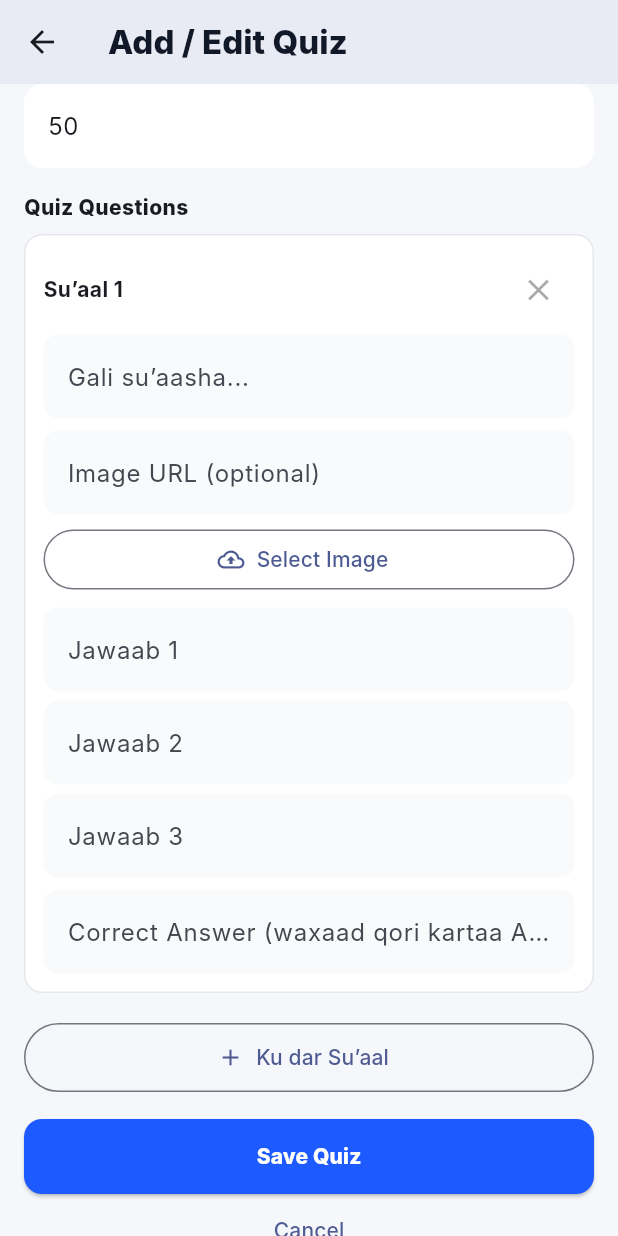
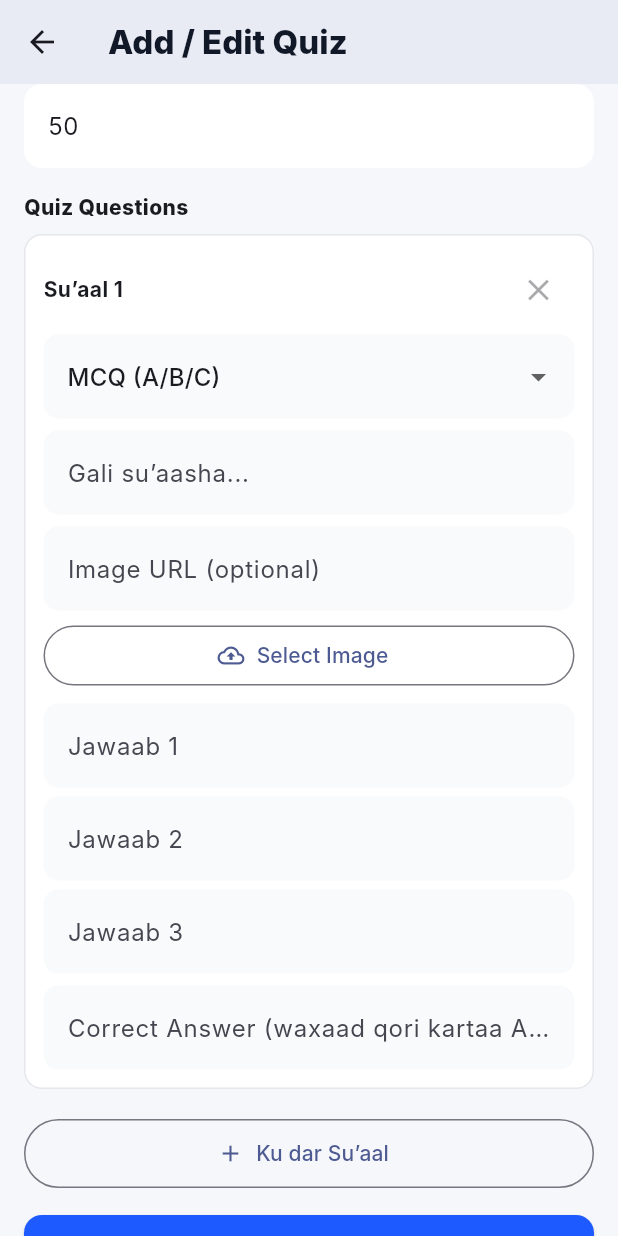
Before and after one commit to caaqilbeene/caruurkaabAI, a Flutter app: the AdminQuizFormScreen screen opened directly, scrolled down 576 dp, after a tap on "Select Image", on a phone screen of 412 x 824 dp. Run offline on Flutter 3.47's test engine with Material 3 defaults, Android fonts, the light colour scheme and no system bars; our stand-ins replace cloud_functions, file_picker, firebase_auth, firebase_core, image_picker, shared_preferences and 1 more; missing offline and left inert: syncfusion_flutter_pdfviewer; accounts and stored records are empty; Roboto replaces fonts that are missing (Inter).

Commit message:
feat: add support for True/False questions in quizzes and ensure permanent deletion of student notifications

```diff
--- a/caruurkaab_ai/lib/screens/content_management/admin_quiz_form_screen.dart
+++ b/caruurkaab_ai/lib/screens/content_management/admin_quiz_form_screen.dart
@@ -127,8 +127,18 @@ class _AdminQuizFormScreenState extends State<AdminQuizFormScreen> {
       for (final raw in qList) {
         if (raw is! Map) continue;
         final entry = _QuizQuestionEntry();
+        entry.type = (raw['type'] ?? 'mcq').toString().trim().toLowerCase();
+        if (entry.type != 'true_false') entry.type = 'mcq';
+
         entry.questionController.text = (raw['question'] ?? '').toString();
         entry.imageUrlController.text = (raw['imageUrl'] ?? '').toString();
+
+        if (entry.type == 'true_false') {
+          final correctIndex = raw['correctIndex'] is int
+              ? raw['correctIndex'] as int
+              : int.tryParse((raw['correctIndex'] ?? '0').toString()) ?? 0;
+          entry.trueFalseValue = correctIndex == 0 ? 'True' : 'False';
+        } else {
           final options = raw['options'];
           if (options is List && options.length >= 3) {
             entry.option1Controller.text = (options[0] ?? '').toString();
@@ -140,6 +150,7 @@ class _AdminQuizFormScreenState extends State<AdminQuizFormScreen> {
                 correctIndex < options.length) {
               entry.correctAnswerController.text = (options[correctIndex] ?? '')
                   .toString();
+            }
           }
         }
         _questions.add(entry);
@@ -486,6 +497,26 @@ class _AdminQuizFormScreenState extends State<AdminQuizFormScreen> {
                       ],
                     ),
                     const SizedBox(height: 6),
+                    DropdownButtonFormField<String>(
+                      initialValue: q.type,
+                      decoration: InputDecoration(
+                        filled: true,
+                        fillColor: const Color(0xFFF9FAFB),
+                        border: OutlineInputBorder(
+                          borderRadius: BorderRadius.circular(10),
+                          borderSide: BorderSide.none,
+                        ),
+                      ),
+                      items: const [
+                        DropdownMenuItem(value: 'mcq', child: Text('MCQ (A/B/C)')),
+                        DropdownMenuItem(value: 'true_false', child: Text('True / False')),
+                      ],
+                      onChanged: (value) {
+                        if (value == null) return;
+                        setState(() => q.type = value);
+                      },
+                    ),
+                    const SizedBox(height: 8),
                     TextField(
                       controller: q.questionController,
                       autocorrect: false,
@@ -530,7 +561,10 @@ class _AdminQuizFormScreenState extends State<AdminQuizFormScreen> {
                                 setState(() => q.isUploading = true);
                                 try {
                                   final media = await _pickImage();
-                                  if (media == null) return;
+                                  if (media == null) {
+                                    if (mounted) setState(() => q.isUploading = false);
+                                    return;
+                                  }
                                   final url = await _uploadToSupabase(media);
                                   if (url != null) {
                                     q.imageUrlController.text = url;
@@ -565,6 +599,27 @@ class _AdminQuizFormScreenState extends State<AdminQuizFormScreen> {
                       ),
                     ),
                     const SizedBox(height: 8),
+                    if (q.type == 'true_false') ...[
+                      DropdownButtonFormField<String>(
+                        initialValue: q.trueFalseValue,
+                        decoration: InputDecoration(
+                          filled: true,
+                          fillColor: const Color(0xFFF9FAFB),
+                          border: OutlineInputBorder(
+                            borderRadius: BorderRadius.circular(10),
+                            borderSide: BorderSide.none,
+                          ),
+                        ),
+                        items: const [
+                          DropdownMenuItem(value: 'True', child: Text('True')),
+                          DropdownMenuItem(value: 'False', child: Text('False')),
+                        ],
+                        onChanged: (value) {
+                          if (value == null) return;
+                          setState(() => q.trueFalseValue = value);
+                        },
+                      ),
+                    ] else ...[
                       _buildOptionField('Jawaab 1', q.option1Controller),
                       const SizedBox(height: 6),
                       _buildOptionField('Jawaab 2', q.option2Controller),
@@ -588,6 +643,7 @@ class _AdminQuizFormScreenState extends State<AdminQuizFormScreen> {
                           ),
                         ),
                       ),
+                    ],
                   ],
                 ),
               ),
@@ -628,6 +684,27 @@ class _AdminQuizFormScreenState extends State<AdminQuizFormScreen> {
                 final questions = <Map<String, dynamic>>[];
                 for (final q in _questions) {
                   final question = q.questionController.text.trim();
+                  if (question.isEmpty) {
+                    ScaffoldMessenger.of(context).showSnackBar(
+                      const SnackBar(content: Text('Fadlan buuxi su’aasha.')),
+                    );
+                    return;
+                  }
+
+                  if (q.type == 'true_false') {
+                    final correctIndex = q.trueFalseValue == 'False' ? 1 : 0;
+                    questions.add({
+                      'type': 'true_false',
+                      'question': question,
+                      'imageUrl': q.imageUrlController.text.trim(),
+                      'options': const ['True', 'False'],
+                      'correctIndex': correctIndex,
+                      'correctAnswer': q.trueFalseValue,
+                      'points': _defaultPoints(),
+                    });
+                    continue;
+                  }
+
                   final options = [
                     q.option1Controller.text.trim(),
                     q.option2Controller.text.trim(),
@@ -638,9 +715,7 @@ class _AdminQuizFormScreenState extends State<AdminQuizFormScreen> {
                     correctText,
                     options,
                   );
-                  if (question.isEmpty ||
-                      options.any((o) => o.isEmpty) ||
-                      correctText.isEmpty) {
+                  if (options.any((o) => o.isEmpty) || correctText.isEmpty) {
                     ScaffoldMessenger.of(context).showSnackBar(
                       const SnackBar(
                         content: Text(
@@ -661,10 +736,12 @@ class _AdminQuizFormScreenState extends State<AdminQuizFormScreen> {
                     return;
                   }
                   questions.add({
+                    'type': 'mcq',
                     'question': question,
                     'imageUrl': q.imageUrlController.text.trim(),
                     'options': options,
                     'correctIndex': correctIndex,
+                    'correctAnswer': options[correctIndex],
                     'points': _defaultPoints(),
                   });
                 }
@@ -779,6 +856,8 @@ class _AdminQuizFormScreenState extends State<AdminQuizFormScreen> {
 }
 
 class _QuizQuestionEntry {
+  String type = 'mcq';
+  String trueFalseValue = 'True';
   final TextEditingController questionController = TextEditingController();
   final TextEditingController imageUrlController = TextEditingController();
   final TextEditingController option1Controller = TextEditingController();
--- a/caruurkaab_ai/lib/screens/learning/student_dashboard.dart
+++ b/caruurkaab_ai/lib/screens/learning/student_dashboard.dart
@@ -566,14 +566,16 @@ class _StudentDashboardBodyState extends State<StudentDashboardBody> {
       _notifications.removeWhere((e) => e.id == item.id);
     });
 
-    if (item.userId == '__all__') {
+    try {
       final prefs = await SharedPreferences.getInstance();
       final hidden = prefs.getStringList('hidden_notifications') ?? [];
       if (!hidden.contains(item.id)) {
         hidden.add(item.id);
         await prefs.setStringList('hidden_notifications', hidden);
       }
-    } else {
+    } catch (_) {}
+
+    if (item.userId != '__all__') {
       try {
         await Supabase.instance.client
             .from('student_notifications')
```
Also changed, not shown: caruurkaab_ai/lib/screens/learning/quiz_question_screen.dart (+19 -1 lines). Lines whose indentation alone changed are shown as unchanged.
